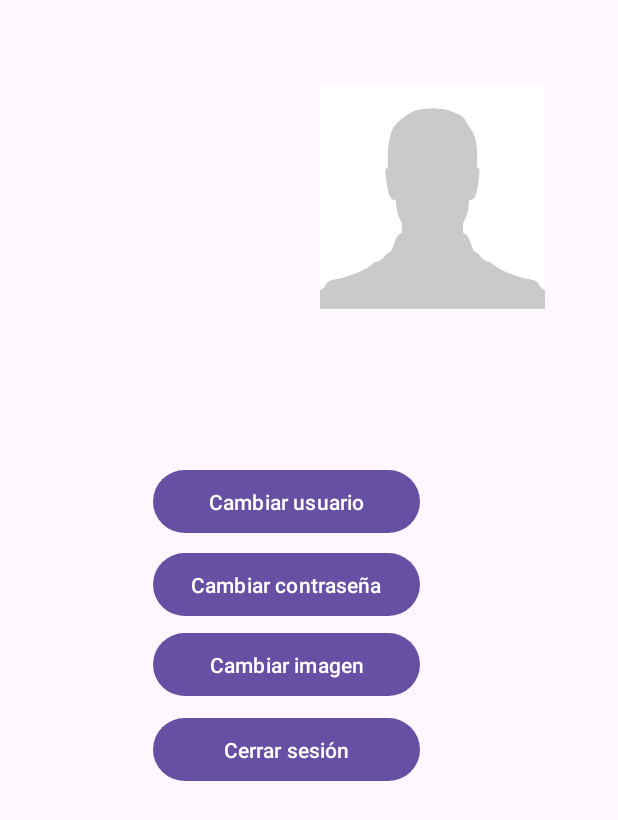
After one commit to ElVaquilla/Proyecto_DSA-Android, an Android app: the Profile screen opened directly, with no data from a screen before it, on a phone screen of 412 x 824 dp. The commit adds this screen. Shown: the top 820 px of the screen. Run offline under Robolectric (Android 15) with nearby library versions, the phone set to English and light mode, and no system bars; pictures from the network do not load.

Commit message:
añadido shared preferences, un perfil de usuario y sus implementaciones, modificado registro y login

```diff
--- a/app/src/main/AndroidManifest.xml
+++ b/app/src/main/AndroidManifest.xml
@@ -15,6 +15,12 @@
         android:theme="@style/Theme.Login"
         android:usesCleartextTraffic="true"
         tools:targetApi="31">
+        <activity
+            android:name=".Profile"
+            android:exported="false" />
+        <activity
+            android:name=".MainMenu"
+            android:exported="false" />
         <activity
             android:name=".ProductoTienda"
             android:exported="false" />
--- a/app/src/main/java/com/example/login/LoginService.java
+++ b/app/src/main/java/com/example/login/LoginService.java
@@ -1,6 +1,7 @@
 package com.example.login;
 
 import com.example.login.ModelosDeClases.Credenciales;
+import com.example.login.ModelosDeClases.RespuestaLogin;
 
 import retrofit2.Call;
 import retrofit2.http.Body;
@@ -11,5 +12,5 @@ public interface LoginService {
 
     @Headers("Content-Type:application/json")
     @POST("dsaApp/jugadores/login")
-    Call<String> Createcredenciales(@Body Credenciales credenciales);
+    Call<RespuestaLogin> Createcredenciales(@Body Credenciales credenciales);
 }
--- /dev/null
+++ b/app/src/main/java/com/example/login/Profile.java
@@ -0,0 +1,68 @@
+package com.example.login;
+
+
+import androidx.activity.result.ActivityResult;
+import androidx.activity.result.ActivityResultCallback;
+import androidx.activity.result.ActivityResultLauncher;
+
+import androidx.activity.result.contract.ActivityResultContracts;
+import androidx.appcompat.app.AppCompatActivity;
+
+import android.content.Intent;
+import android.content.SharedPreferences;
+import android.net.Uri;
+import android.os.Bundle;
+import android.provider.MediaStore;
+import android.view.View;
+import android.view.Window;
+import android.widget.ImageButton;
+
+public class Profile extends AppCompatActivity {
+
+    private ActivityResultLauncher<Intent>galleryLauncher;
+    private ImageButton imageProfileButton;
+    private SharedPreferences sharedPreferences;
+    private Window window;
+    @Override
+    protected void onCreate(Bundle savedInstanceState) {
+        super.onCreate(savedInstanceState);
+        setContentView(R.layout.activity_profile);
+        this.window=getWindow();
+        imageProfileButton=findViewById(R.id.imageButtonProfile);
+        sharedPreferences=getSharedPreferences("MyPrefs",MODE_PRIVATE);
+
+        String savedImageUri=sharedPreferences.getString("profileImUri",null);
+        if(savedImageUri!=null){
+            imageProfileButton.setImageURI(Uri.parse(savedImageUri));
+        }
+        galleryLauncher=registerForActivityResult(
+                new ActivityResultContracts.StartActivityForResult(),
+                result -> {
+                    if(result.getResultCode()==RESULT_OK&&result.getData()!=null){
+                        Uri selecteImUri=result.getData().getData();
+                        updateProfileImage(selecteImUri);
+                    }
+                }
+        );
+    }
+    public void onChangeImageClick(View view){
+        openGallery();
+    }
+    private void updateProfileImage(Uri newImageUri){
+        imageProfileButton.setImageURI(newImageUri);
+        SharedPreferences.Editor editor=sharedPreferences.edit();
+        editor.putString("profileImUri",newImageUri.toString());
+        editor.apply();
+    }
+    private void openGallery(){
+        Intent galleryIntent = new Intent(Intent.ACTION_PICK, MediaStore.Images.Media.EXTERNAL_CONTENT_URI);
+        galleryLauncher.launch(galleryIntent);
+    }
+    public void onChangePassword(View view){
+
+    }
+    public void onSignOff(View view){
+        SessionManager.logOutUser(this);
+    }
+
+}
--- /dev/null
+++ b/app/src/main/res/layout/activity_profile.xml
@@ -0,0 +1,76 @@
+<?xml version="1.0" encoding="utf-8"?>
+<androidx.constraintlayout.widget.ConstraintLayout xmlns:android="http://schemas.android.com/apk/res/android"
+    xmlns:app="http://schemas.android.com/apk/res-auto"
+    xmlns:tools="http://schemas.android.com/tools"
+    android:layout_width="match_parent"
+    android:layout_height="match_parent"
+    tools:context=".Profile">
+
+    <Button
+        android:id="@+id/changePassword"
+        android:layout_width="178dp"
+        android:layout_height="50dp"
+        android:text="Cambiar contraseña"
+        android:onClick="onChangePassword"
+        app:layout_constraintBottom_toBottomOf="parent"
+        app:layout_constraintEnd_toEndOf="parent"
+        app:layout_constraintHorizontal_bias="0.435"
+        app:layout_constraintStart_toStartOf="parent"
+        app:layout_constraintTop_toTopOf="parent"
+        app:layout_constraintVertical_bias="0.471" />
+
+    <Button
+        android:id="@+id/changeUsername"
+        android:layout_width="178dp"
+        android:layout_height="50dp"
+        android:text="Cambiar usuario"
+        android:onClick="onChangeUser"
+        app:layout_constraintBottom_toBottomOf="parent"
+        app:layout_constraintEnd_toEndOf="parent"
+        app:layout_constraintHorizontal_bias="0.435"
+        app:layout_constraintStart_toStartOf="parent"
+        app:layout_constraintTop_toTopOf="parent"
+        app:layout_constraintVertical_bias="0.4" />
+
+    <Button
+        android:id="@+id/changeImage"
+        android:layout_width="178dp"
+        android:layout_height="50dp"
+        android:text="Cambiar imagen"
+        android:layout_below="@id/imageButtonProfile"
+        android:onClick="onChangeImageClick"
+        app:layout_constraintBottom_toBottomOf="parent"
+        app:layout_constraintEnd_toEndOf="parent"
+        app:layout_constraintHorizontal_bias="0.437"
+        app:layout_constraintStart_toStartOf="parent"
+        app:layout_constraintTop_toTopOf="parent"
+        app:layout_constraintVertical_bias="0.54" />
+    <ImageButton
+        android:id="@+id/imageButtonProfile"
+        android:layout_width="150dp"
+        android:layout_height="150dp"
+        android:layout_centerInParent="true"
+        android:background="@drawable/default_profile_image"
+        android:contentDescription="Profile image"
+        android:onClick="onChangeImageClick"
+        app:layout_constraintBottom_toBottomOf="parent"
+        app:layout_constraintEnd_toEndOf="parent"
+        app:layout_constraintHorizontal_bias="0.814"
+        app:layout_constraintStart_toStartOf="parent"
+        app:layout_constraintTop_toTopOf="parent"
+        app:layout_constraintVertical_bias="0.083"
+        tools:srcCompat="@tools:sample/avatars" />
+
+    <Button
+        android:id="@+id/button"
+        android:layout_width="178dp"
+        android:layout_height="50dp"
+        android:text="Cerrar sesión"
+        android:onClick="onSignOff"
+        app:layout_constraintBottom_toBottomOf="parent"
+        app:layout_constraintEnd_toEndOf="parent"
+        app:layout_constraintHorizontal_bias="0.437"
+        app:layout_constraintStart_toStartOf="parent"
+        app:layout_constraintTop_toTopOf="parent"
+        app:layout_constraintVertical_bias="0.613" />
+</androidx.constraintlayout.widget.ConstraintLayout>
```
Also changed, not shown: app/src/main/java/com/example/login/LoginActivity.java (+16 -4 lines), app/src/main/java/com/example/login/MainActivity.java (+10 -4 lines), app/src/main/java/com/example/login/MainMenu.java (added, +43 -0 lines), app/src/main/java/com/example/login/ModelosDeClases/RespuestaLogin.java (added, +9 -0 lines), app/src/main/java/com/example/login/RegisterActivity.java (+8 -0 lines), app/src/main/java/com/example/login/SessionManager.java (added, +40 -0 lines), app/src/main/res/layout/activity_main.xml (+7 -7 lines), app/src/main/res/layout/activity_main_menu.xml (added, +73 -0 lines), app/src/main/res/drawable/default_profile_image.jpg (added).
